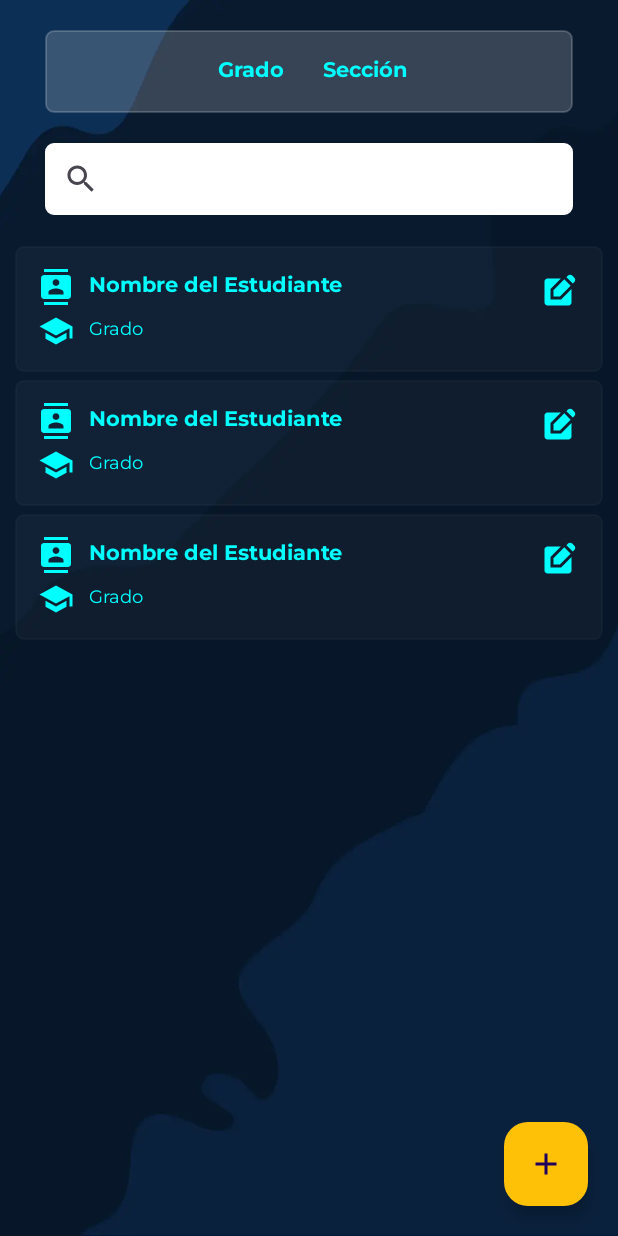
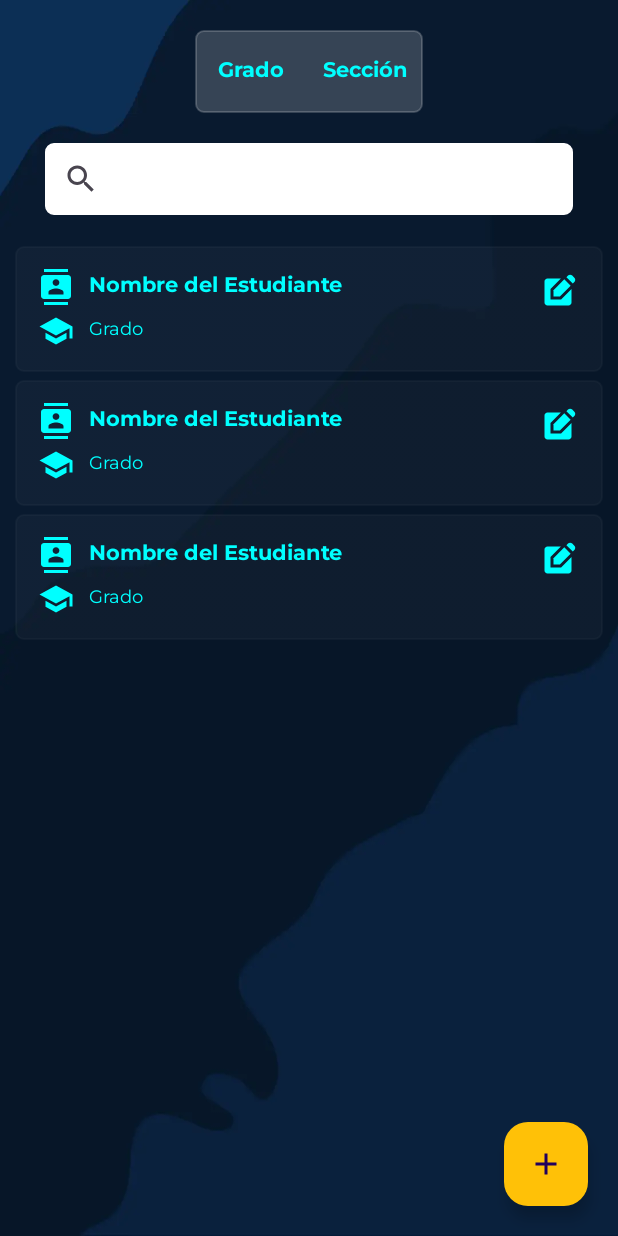
Before and after one commit to GitHope123/Example, an Android app: the layout fragment_estudiante.xml on its own in the app's theme, with its tools: preview values and no code run, on a phone screen of 412 x 824 dp. Run offline under Robolectric (Android 15) with nearby library versions, the phone set to English and light mode, and no system bars.

```diff
--- a/app/src/main/res/layout/fragment_estudiante.xml
+++ b/app/src/main/res/layout/fragment_estudiante.xml
@@ -15,13 +15,13 @@
         android:padding="10dp">
 
         <LinearLayout
-            android:layout_width="match_parent"
+            android:layout_width="wrap_content"
             android:layout_height="55dp"
-            android:layout_marginHorizontal="20dp"
+            android:layout_gravity="center_horizontal"
+            android:layout_marginHorizontal="10dp"
             android:layout_marginTop="10dp"
             android:background="@drawable/background_white_element_full"
             android:backgroundTint="@color/Primary_white"
-            android:layout_gravity="center_horizontal"
             android:gravity="center"
             android:orientation="horizontal">
 
```
